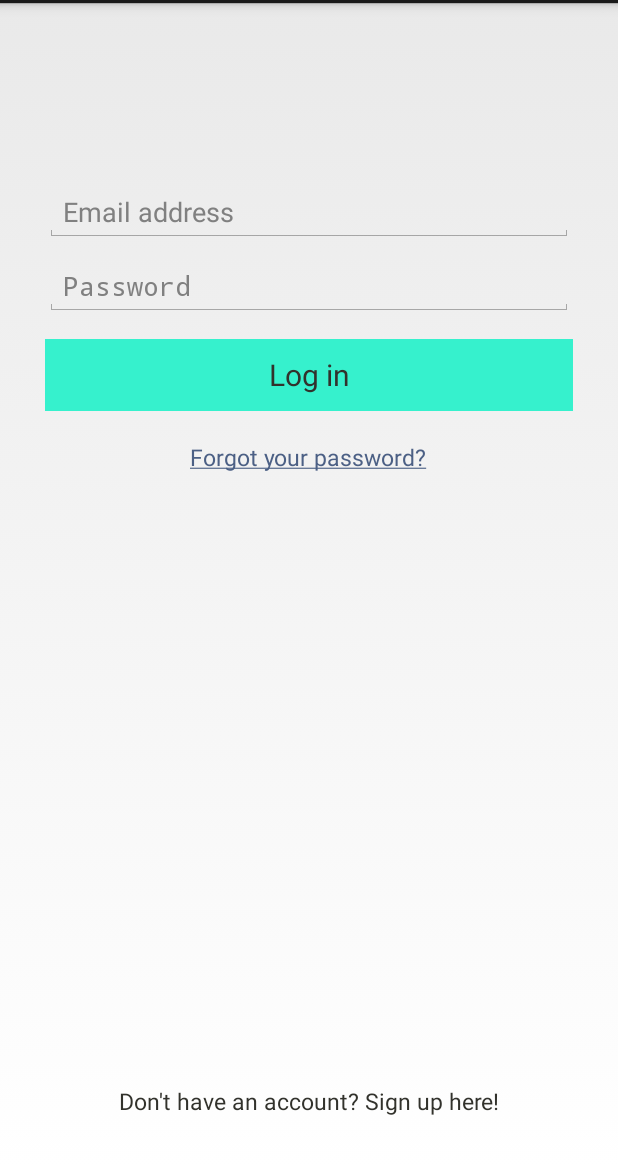
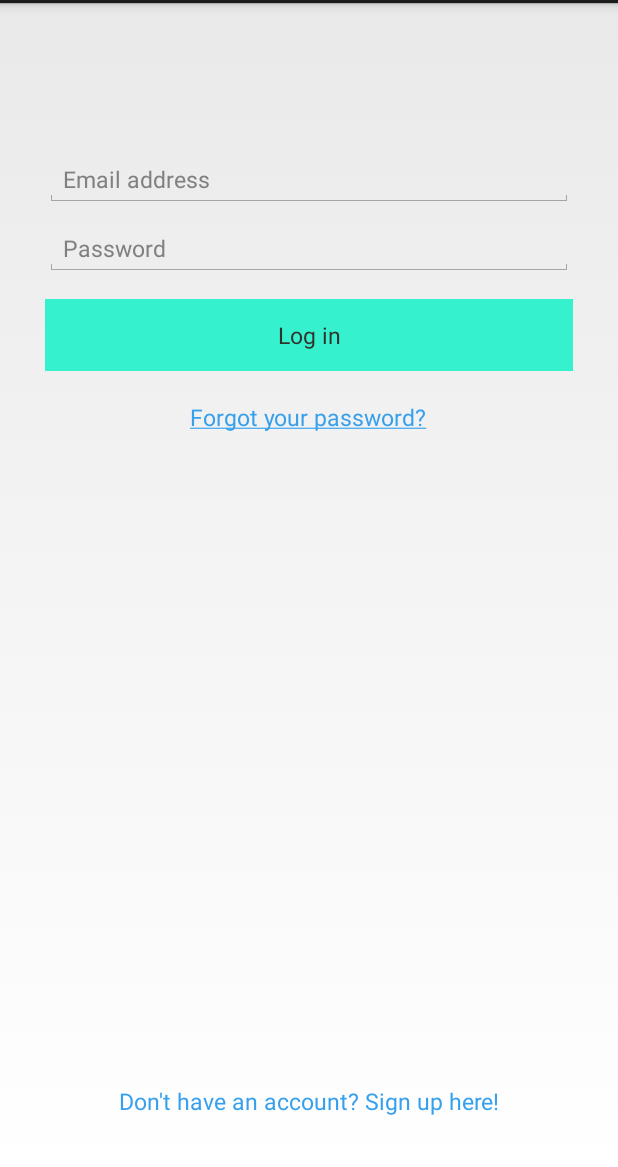
Before and after one commit to samsatre/AudioDictionary, an Android app: the screen it shows after launch (LoginActivity), on a phone screen of 412 x 824 dp, the part 69-1236 px from its top. Run offline under Robolectric (Android 15) with nearby library versions, the phone set to English and light mode, and no system bars; our stand-ins replace Firebase (no records; nobody signed in at launch, a user with empty details on screens opened directly).

Commit message:
newLogin

```diff
--- a/app/build.gradle
+++ b/app/build.gradle
@@ -33,6 +33,7 @@ android {
 dependencies {
     implementation fileTree(dir: 'libs', include: ['*.jar'])
     implementation 'com.android.support:appcompat-v7:28.0.0'
+    implementation 'com.android.support:design:28.0.0'
     implementation 'com.android.support.constraint:constraint-layout:1.1.3'
     implementation 'com.android.support:support-v4:28.0.0'
     testImplementation 'junit:junit:4.12'
@@ -46,4 +47,5 @@ dependencies {
     implementation 'com.android.support:cardview-v7:28.0.0'
     implementation 'com.squareup.picasso:picasso:2.5.2'
 
+
 }
--- a/app/src/main/res/layout/activity_login.xml
+++ b/app/src/main/res/layout/activity_login.xml
@@ -4,36 +4,39 @@
     android:layout_height="match_parent">
 
 
-
     <EditText
         android:id="@+id/username"
         android:layout_width="match_parent"
         android:layout_height="wrap_content"
-        android:inputType="textAutoComplete"
+        android:layout_alignParentEnd="true"
+        android:layout_alignParentStart="true"
+        android:layout_alignParentTop="true"
         android:layout_centerHorizontal="true"
-        android:layout_alignParentEnd="true"
         android:layout_marginEnd="30dp"
+        android:layout_marginStart="30dp"
+        android:layout_marginTop="100dp"
+        android:fontFamily="sans-serif"
         android:hint="Email address"
-        android:layout_alignParentTop="true"
-        android:layout_alignParentStart="true"
-        android:layout_marginTop="120dp"
-        android:layout_marginStart="30dp"
-        />
+        android:inputType="textEmailAddress"
+        android:textSize="15dp"
+        android:typeface="normal" />
 
     <EditText
         android:id="@+id/password"
         android:layout_width="match_parent"
         android:layout_height="wrap_content"
-        android:inputType="textWebPassword"
+        android:layout_alignParentEnd="true"
+        android:layout_alignParentStart="true"
         android:layout_below="@+id/username"
         android:layout_centerHorizontal="true"
+        android:layout_marginEnd="30dp"
+        android:layout_marginStart="30dp"
         android:layout_marginTop="10dp"
-        android:layout_alignParentStart="true"
-        android:layout_marginStart="30dp"
-        android:layout_alignParentEnd="true"
-        android:layout_marginEnd="30dp"
+        android:fontFamily="sans-serif"
         android:hint="Password"
-        />
+        android:inputType="textWebPassword"
+        android:textSize="15dp"
+        android:typeface="normal" />
 
     <Button
         android:id="@+id/loginbutton"
@@ -47,7 +50,7 @@
         android:layout_marginEnd="30dp"
         android:layout_marginTop="15dp"
         android:text="Log in"
-        android:textSize="20sp" />
+        android:textSize="15sp" />
 
 
 
@@ -59,12 +62,12 @@
         android:layout_centerHorizontal="true"
         android:layout_marginTop="20dp"
         android:text="@string/login_forgot"
-        android:textColor="@color/colorPrimaryDark"
+        android:textColor="@color/colorPrimary"
         android:textSize="15sp" />
 
     <Button
         android:id="@+id/signupbutton"
-        android:textColor="@color/text"
+        android:textColor="@color/colorPrimary"
         android:background="@android:color/transparent"
         android:layout_width="match_parent"
         android:layout_height="wrap_content"
@@ -78,5 +81,4 @@
 
         />
 
-
 </RelativeLayout>
--- a/app/src/main/res/values/strings.xml
+++ b/app/src/main/res/values/strings.xml
@@ -17,6 +17,7 @@
     <string name="queryInLearning">Word in Learning Language</string>
     <string name="searchTitle">Search for Word</string>
     <string name="noResults">No Results Found</string>
+    <string name="SignUp">"Don't have an account? Sign up here!"</string>
 
     <string name="native_lang">Native Language:</string>
     <string name="learning_lang">Language to Learn:</string>
```
